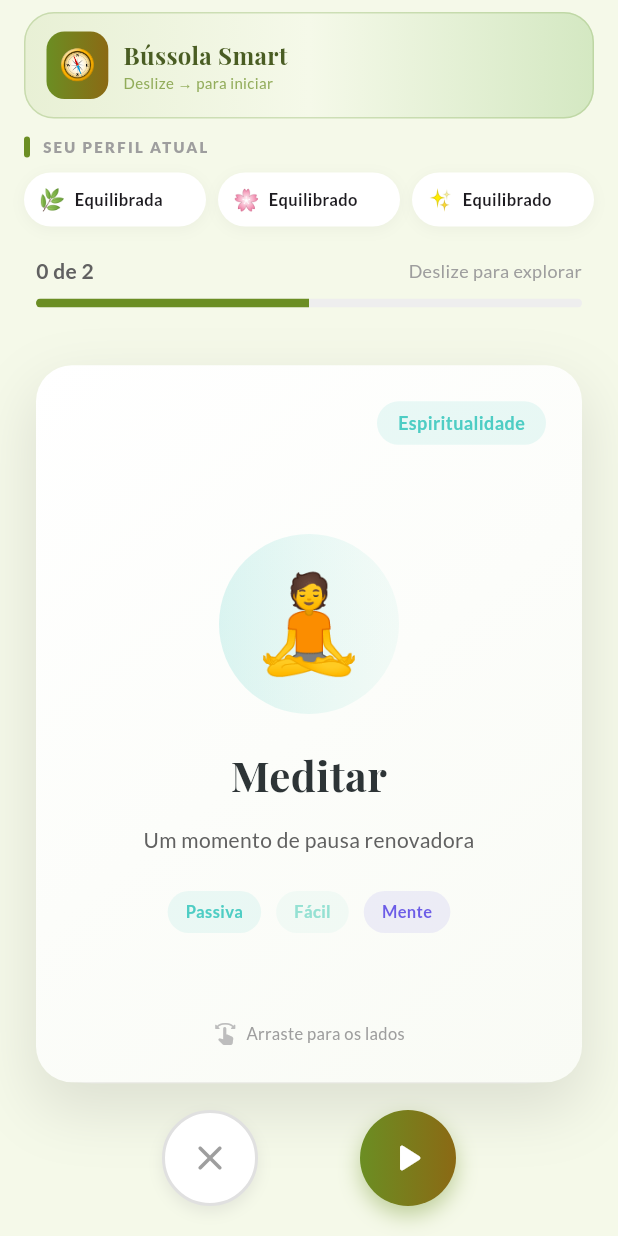
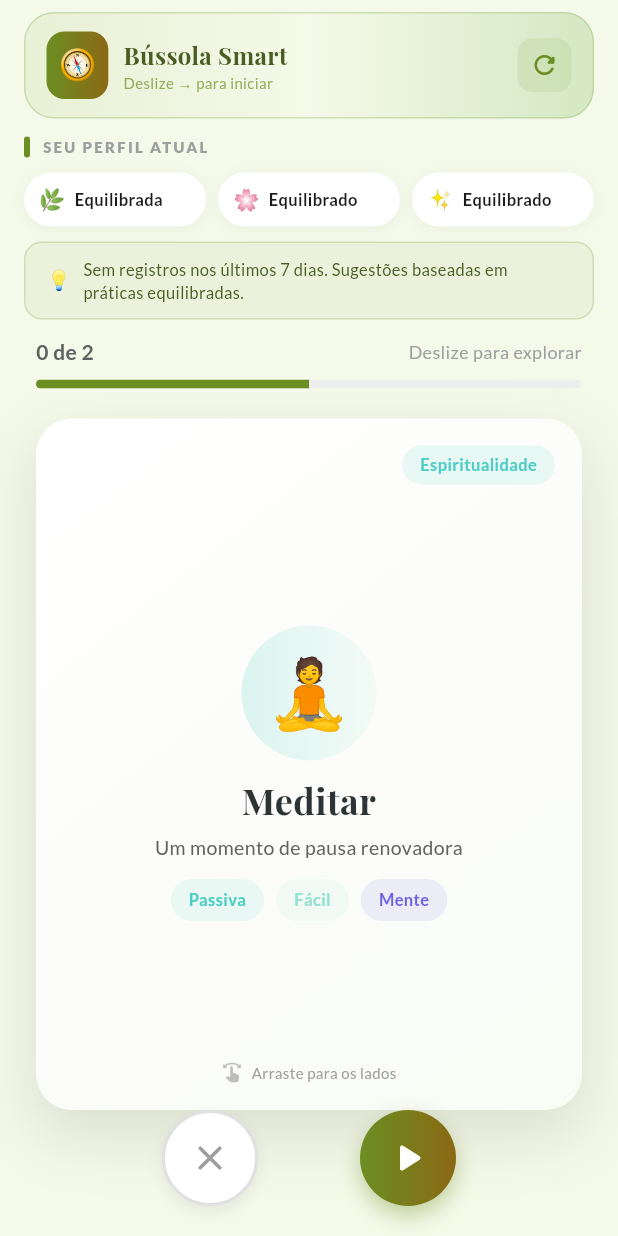
Before and after one commit to michelmendoza/life_compass, a Flutter app: the SmartCompassScreen screen opened directly with empty values, on a phone screen of 412 x 824 dp. Run offline on Flutter 3.47's test engine with Material 3 defaults, Android fonts, the phone set to English and light mode, and no system bars; our stand-ins replace audioplayers, font_awesome_flutter, google_fonts, hive, hive_flutter, share_plus; accounts and stored records are empty.

Commit message:
feat: ajuste no update dos cards

```diff
--- a/lib/main.dart
+++ b/lib/main.dart
@@ -164,6 +164,7 @@ class _MainNavigatorState extends State<MainNavigator> {
               SmartCompassScreen(
                 logs: logs,
                 onStartActivity: (log) => _addLog(log),
+                isSelected: _currentIndex == 1,
               ),
               const SizedBox.shrink(),
               DashboardScreen(
--- a/lib/screens/customize_screen.dart
+++ b/lib/screens/customize_screen.dart
@@ -459,18 +459,6 @@ class _CustomizeScreenState extends State<CustomizeScreen> {
                 fontWeight: FontWeight.bold,
                 color: const Color(0xFF4A5D23))),
         const Spacer(),
-        GestureDetector(
-          onTap: () async {
-            await CustomActivitiesManager.resetToDefault();
-            await _loadData();
-            widget.onActivitiesChanged();
-          },
-          child: Text('Reset',
-              style: GoogleFonts.lato(
-                  fontSize: 11,
-                  color: Colors.red[400],
-                  fontWeight: FontWeight.w600)),
-        ),
       ]),
     );
   }
--- a/lib/screens/smart_compass_screen.dart
+++ b/lib/screens/smart_compass_screen.dart
@@ -10,11 +10,13 @@ import 'timer_screen.dart';
 class SmartCompassScreen extends StatefulWidget {
   final List<ActivityLog> logs;
   final Function(ActivityLog) onStartActivity;
+  final bool isSelected;
 
   const SmartCompassScreen({
     super.key,
     required this.logs,
     required this.onStartActivity,
+    this.isSelected = false,
   });
 
   @override
@@ -37,6 +39,16 @@ class _SmartCompassScreenState extends State<SmartCompassScreen>
     super.initState();
     _flyController = AnimationController(vsync: this);
     _generateSuggestions();
+  }
+
+  @override
+  void didUpdateWidget(SmartCompassScreen oldWidget) {
+    super.didUpdateWidget(oldWidget);
+    final becameVisible = widget.isSelected && !oldWidget.isSelected;
+    final logsChanged = widget.logs.length != oldWidget.logs.length;
+    if (becameVisible || logsChanged) {
+      _generateSuggestions();
+    }
   }
 
   @override
@@ -130,6 +142,32 @@ class _SmartCompassScreenState extends State<SmartCompassScreen>
             : (_dominantFlow == 'muito_facil' ? 'Confortável' : 'Equilibrado'),
       },
     };
+  }
+
+  String get _insightMessage {
+    if (_recentWeek.isEmpty) {
+      return 'Sem registros nos últimos 7 dias. Sugestões baseadas em práticas equilibradas.';
+    }
+    final parts = <String>[];
+    if (_dominantEnergy == 'muito_ativa') {
+      parts.add('energia alta');
+    } else if (_dominantEnergy == 'muito_passiva') {
+      parts.add('energia baixa');
+    }
+    if (_dominantOrgan == 'muita_mente') {
+      parts.add('mente sobrecarregada');
+    } else if (_dominantOrgan == 'muito_corpo') {
+      parts.add('corpo muito ativo');
+    }
+    if (_dominantFlow == 'muito_dificil') {
+      parts.add('práticas muito desafiadoras');
+    } else if (_dominantFlow == 'muito_facil') {
+      parts.add('zona de conforto');
+    }
+    if (parts.isEmpty) {
+      return 'Seu perfil dos últimos 7 dias está equilibrado. Continue assim!';
+    }
+    return 'Nos últimos 7 dias: ${parts.join(', ')}. As sugestões abaixo visam compensar e reequilibrar.';
   }
 
   // =========================================================
@@ -380,7 +418,9 @@ class _SmartCompassScreenState extends State<SmartCompassScreen>
             _buildHeader(),
             const SizedBox(height: 12),
             _buildStatusSection(statusData),
-            const SizedBox(height: 20),
+            const SizedBox(height: 10),
+            _buildInsightBanner(),
+            const SizedBox(height: 12),
             _buildProgressBar(progress, _currentIndex, _cards.length),
             const SizedBox(height: 20),
             Expanded(
@@ -468,6 +508,18 @@ class _SmartCompassScreenState extends State<SmartCompassScreen>
               ],
             ),
           ),
+          GestureDetector(
+            onTap: _generateSuggestions,
+            child: Container(
+              padding: const EdgeInsets.all(8),
+              decoration: BoxDecoration(
+                color: const Color(0xFF6B8E23).withOpacity(0.1),
+                borderRadius: BorderRadius.circular(10),
+              ),
+              child: const Icon(Icons.refresh_rounded,
+                  color: Color(0xFF6B8E23), size: 20),
+            ),
+          ),
         ],
       ),
     );
@@ -518,6 +570,37 @@ class _SmartCompassScreenState extends State<SmartCompassScreen>
             ],
           ),
         ],
+      ),
+    );
+  }
+
+  Widget _buildInsightBanner() {
+    return Padding(
+      padding: const EdgeInsets.symmetric(horizontal: 16),
+      child: Container(
+        padding: const EdgeInsets.symmetric(horizontal: 14, vertical: 10),
+        decoration: BoxDecoration(
+          color: const Color(0xFF6B8E23).withOpacity(0.07),
+          borderRadius: BorderRadius.circular(12),
+          border: Border.all(
+              color: const Color(0xFF6B8E23).withOpacity(0.2)),
+        ),
+        child: Row(
+          children: [
+            const Text('💡', style: TextStyle(fontSize: 13)),
+            const SizedBox(width: 8),
+            Expanded(
+              child: Text(
+                _insightMessage,
+                style: GoogleFonts.lato(
+                  fontSize: 11,
+                  height: 1.4,
+                  color: const Color(0xFF4A5D23),
+                ),
+              ),
+            ),
+          ],
+        ),
       ),
     );
   }
@@ -606,7 +689,7 @@ class _SmartCompassScreenState extends State<SmartCompassScreen>
         scale: scale,
         child: Container(
           width: MediaQuery.of(context).size.width - 48,
-          height: MediaQuery.of(context).size.height * 0.58,
+          height: MediaQuery.of(context).size.height * 0.50,
           decoration: BoxDecoration(
             color: Colors.white.withOpacity(0.5),
             borderRadius: BorderRadius.circular(24),
@@ -648,7 +731,7 @@ class _SmartCompassScreenState extends State<SmartCompassScreen>
         ],
       ),
       child: Padding(
-        padding: const EdgeInsets.all(24),
+        padding: const EdgeInsets.all(18),
         child: Column(
           children: [
             // Categoria no topo
@@ -656,7 +739,7 @@ class _SmartCompassScreenState extends State<SmartCompassScreen>
               alignment: Alignment.topRight,
               child: Container(
                 padding:
-                    const EdgeInsets.symmetric(horizontal: 14, vertical: 6),
+                    const EdgeInsets.symmetric(horizontal: 12, vertical: 5),
                 decoration: BoxDecoration(
                   color: energyColor.withOpacity(0.12),
                   borderRadius: BorderRadius.circular(30),
@@ -666,7 +749,7 @@ class _SmartCompassScreenState extends State<SmartCompassScreen>
                   style: GoogleFonts.lato(
                       color: energyColor,
                       fontWeight: FontWeight.bold,
-                      fontSize: 12),
+                      fontSize: 11),
                 ),
               ),
             ),
@@ -677,8 +760,8 @@ class _SmartCompassScreenState extends State<SmartCompassScreen>
             Hero(
               tag: card.practice.name,
               child: Container(
-                width: 120,
-                height: 120,
+                width: 90,
+                height: 90,
                 decoration: BoxDecoration(
                   shape: BoxShape.circle,
                   gradient: LinearGradient(
@@ -690,42 +773,42 @@ class _SmartCompassScreenState extends State<SmartCompassScreen>
                 ),
                 child: Center(
                   child: Text(card.categoryIcon,
-                      style: const TextStyle(fontSize: 64)),
+                      style: const TextStyle(fontSize: 46)),
                 ),
               ),
             ),
 
-            const SizedBox(height: 24),
+            const SizedBox(height: 12),
 
             // Nome da prática
             Text(
               card.practice.name,
               textAlign: TextAlign.center,
               style: GoogleFonts.playfairDisplay(
-                fontSize: 28,
+                fontSize: 24,
                 height: 1.2,
                 fontWeight: FontWeight.bold,
                 color: const Color(0xFF2D3436),
               ),
             ),
 
-            const SizedBox(height: 16),
+            const SizedBox(height: 8),
 
             // Razão
             Text(
               card.reason,
               textAlign: TextAlign.center,
               style: GoogleFonts.lato(
-                  fontSize: 14, height: 1.4, color: Colors.grey[700]),
+                  fontSize: 13, height: 1.4, color: Colors.grey[700]),
             ),
 
-            const SizedBox(height: 24),
+            const SizedBox(height: 12),
 
             // Chips
             Wrap(
               alignment: WrapAlignment.center,
-              spacing: 10,
-              runSpacing: 10,
+              spacing: 8,
+              runSpacing: 6,
               children: [
                 _chip(card.practice.energy, energyColor),
                 _chip(card.practice.flow, flowColor),
@@ -739,12 +822,12 @@ class _SmartCompassScreenState extends State<SmartCompassScreen>
             Row(
               mainAxisAlignment: MainAxisAlignment.center,
               children: [
-                Icon(Icons.swipe_rounded, size: 16, color: Colors.grey[400]),
+                Icon(Icons.swipe_rounded, size: 14, color: Colors.grey[400]),
                 const SizedBox(width: 6),
                 Text(
                   'Arraste para os lados',
                   style:
-                      GoogleFonts.lato(fontSize: 11, color: Colors.grey[500]),
+                      GoogleFonts.lato(fontSize: 10, color: Colors.grey[500]),
                 ),
               ],
             ),
```
